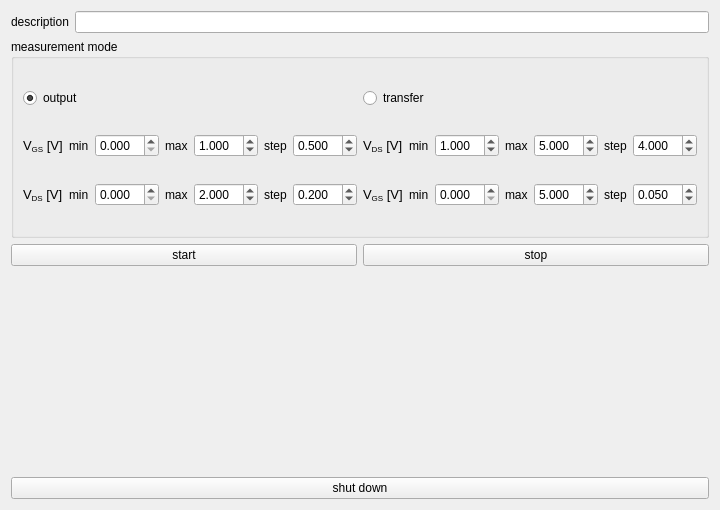
dean-nanomol/nanomol, file experiments/transistor_output_transfer.ui: the form before one commit.
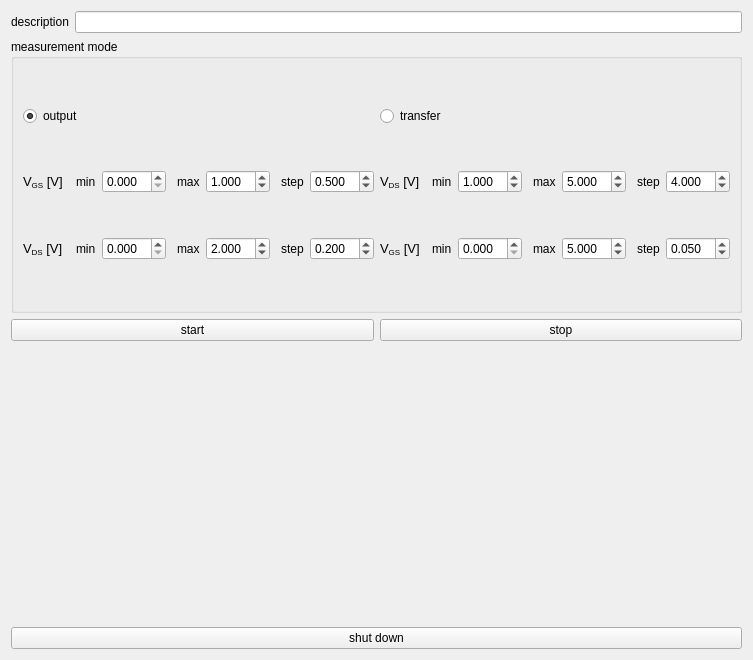
The form after the commit.

Commit message: update transistor_output_transfer class

The edit to the form file:
```diff
--- a/experiments/transistor_output_transfer.ui
+++ b/experiments/transistor_output_transfer.ui
@@ -6,8 +6,8 @@
    <rect>
     <x>0</x>
     <y>0</y>
-    <width>700</width>
-    <height>510</height>
+    <width>753</width>
+    <height>660</height>
    </rect>
   </property>
   <property name="windowTitle">
```
The commit also changes 1 other file.
